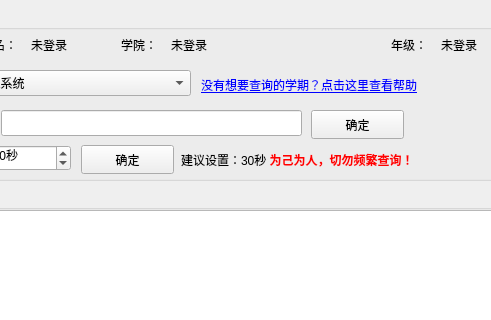
The window that src/ui/src/main.ui (Cinea4678/Tongji-AutoGetScore-new) describes before a commit, drawn with Qt 5; both pictures show x 149 to 640 and y 0 to 320 of the 1043 by 702 pixel window.
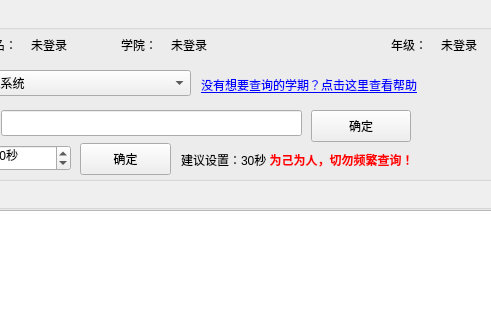
The same window after the commit.

```diff
--- a/src/ui/src/main.ui
+++ b/src/ui/src/main.ui
@@ -220,19 +220,6 @@
       </rect>
      </property>
     </widget>
-    <widget class="QPushButton" name="mailConfirmBtn_2">
-     <property name="geometry">
-      <rect>
-       <x>450</x>
-       <y>100</y>
-       <width>93</width>
-       <height>29</height>
-      </rect>
-     </property>
-     <property name="text">
-      <string>确定</string>
-     </property>
-    </widget>
     <widget class="QLabel" name="cookieHelpLebel_3">
      <property name="geometry">
       <rect>
@@ -324,19 +311,6 @@
       <double>30.000000000000000</double>
      </property>
     </widget>
-    <widget class="QPushButton" name="delayTimeOK">
-     <property name="geometry">
-      <rect>
-       <x>220</x>
-       <y>135</y>
-       <width>93</width>
-       <height>29</height>
-      </rect>
-     </property>
-     <property name="text">
-      <string>确定</string>
-     </property>
-    </widget>
     <widget class="QLabel" name="label_11">
      <property name="geometry">
       <rect>
@@ -379,6 +353,32 @@
       <string>关于</string>
      </property>
     </widget>
+    <widget class="QPushButton" name="mailConfirmBtn_2">
+     <property name="geometry">
+      <rect>
+       <x>450</x>
+       <y>100</y>
+       <width>100</width>
+       <height>32</height>
+      </rect>
+     </property>
+     <property name="text">
+      <string>确定</string>
+     </property>
+    </widget>
+    <widget class="QPushButton" name="delayTimeOK">
+     <property name="geometry">
+      <rect>
+       <x>219</x>
+       <y>133</y>
+       <width>91</width>
+       <height>32</height>
+      </rect>
+     </property>
+     <property name="text">
+      <string>确定</string>
+     </property>
+    </widget>
    </widget>
    <widget class="QGroupBox" name="queryBox">
     <property name="geometry">
```
